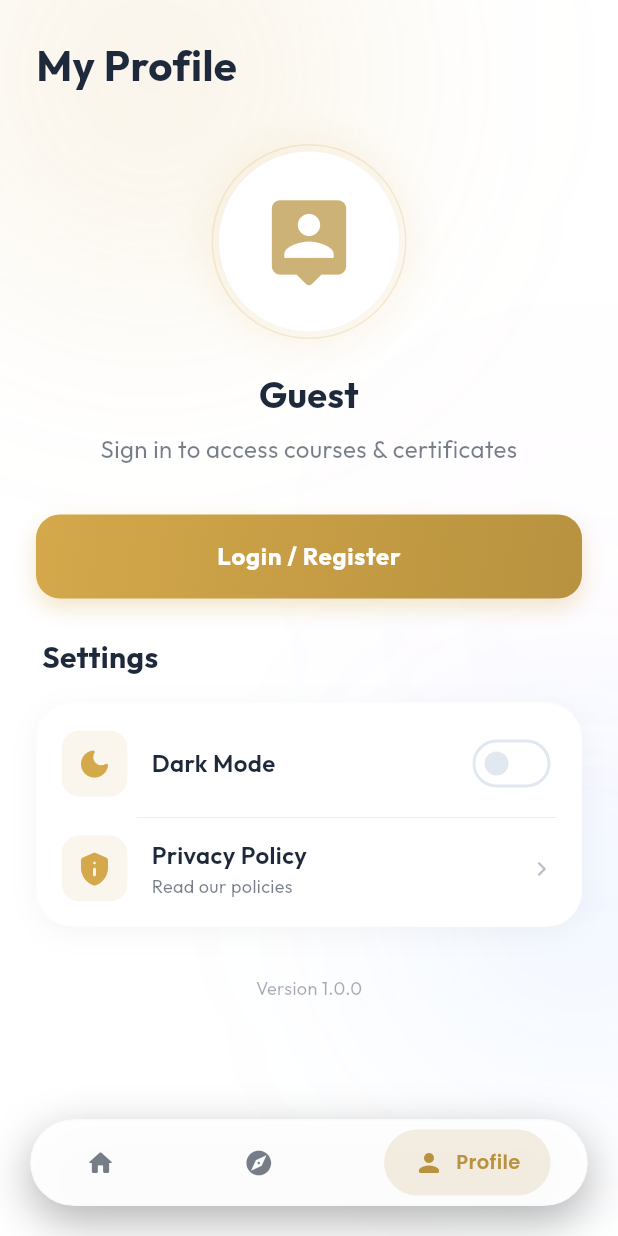
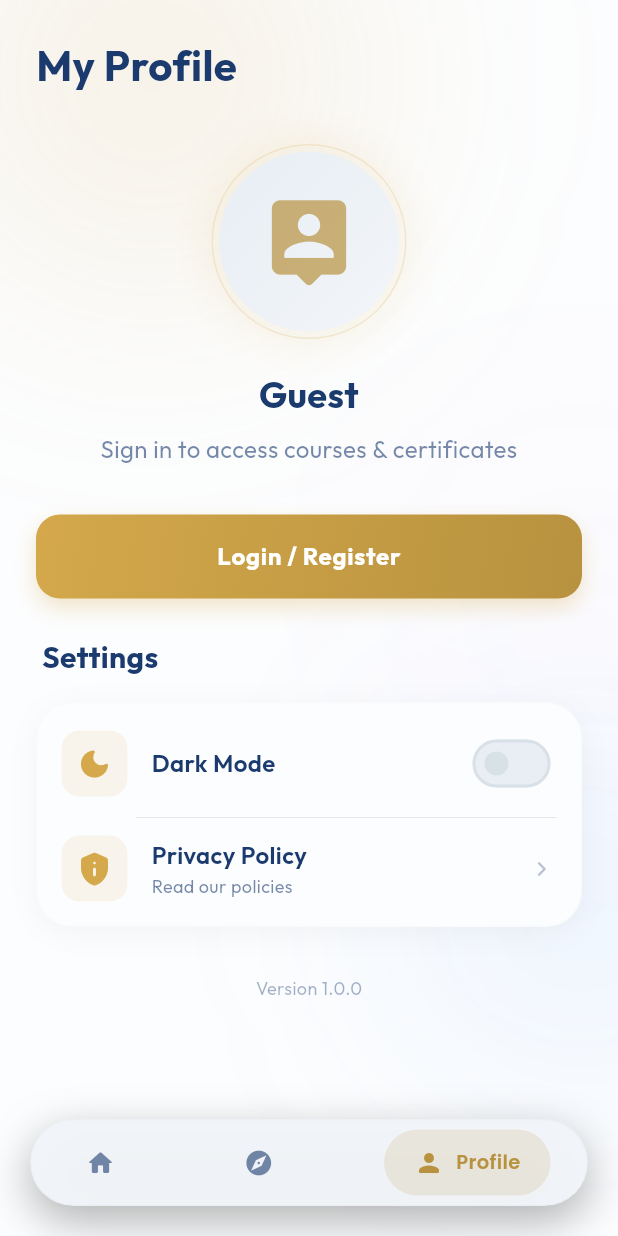
Before and after one commit to BayanMansour01/SparkBit, a Flutter app: the screen it shows after launch, item 3 of the bottom bar chosen, on a phone screen of 412 x 824 dp. Run offline on Flutter 3.47's test engine with Material 3 defaults, Android fonts, the phone set to English and light mode, and no system bars; our stand-ins replace cached_network_image, dartz, device_info_plus, dio, equatable, firebase_core and 18 more; accounts and stored records are empty; generated files the repository leaves out were written again; network calls fail; statements that could not run were skipped; project files that could hold a hidden picture were left out.

Commit message:
style: refine light theme colors for better contrast and eye comfort

```diff
--- a/lib/core/constants/app_colors.dart
+++ b/lib/core/constants/app_colors.dart
@@ -17,21 +17,26 @@ class AppColors {
   static const Color darkTextSecondary = Color(0xFF94A3B8);
   static const Color darkDivider = Color(0xFF334155);
 
-  // Light Theme Colors
+  // Light Theme Colors (Navy-tinted, ultra-soft contrast to remove glare)
   static const Color lightBackground = Color(
-    0xFFEBEFF5,
-  ); // Reduced glare significantly
-  static const Color lightSurface = Color(0xFFFFFFFF);
-  static const Color lightCard = Color(0xFFFFFFFF);
-  static const Color lightText = Color(0xFF1E293B);
-  static const Color lightTextSecondary = Color(0xFF64748B);
-  static const Color lightDivider = Color(0xFFE2E8F0);
+    0xFFF2F5F9,
+  ); // Calming, slightly cool grey/blue bg
+  static const Color lightSurface = Color(
+    0xFFFCFDFE,
+  ); // Dims the pure white glare significantly
+  static const Color lightCard = Color(0xFFFCFDFE);
+  static const Color lightSurfaceHighlight = Color(
+    0xFFE8EEF4,
+  ); // Soft highlight
+  static const Color lightText = Color(0xFF1B3B6F); // Distinct Navy Blue
+  static const Color lightTextSecondary = Color(0xFF5C7294); // Muted Navy Blue
+  static const Color lightDivider = Color(0xFFD9E1E8); // Soft divider color
 
   // Common
   static const Color error = Color(0xFFEF4444);
   static const Color success = Color(0xFF22C55E);
   static const Color white = Color(0xFFFFFFFF);
-  static const Color black = Color(0xFF000000);
+  // static const Color black = Color(0xFF000000);
 
   // Default / Fallback Accessors (Prefer using Theme.of(context))
   static Color get background => lightBackground;
--- a/lib/core/theme/light_theme.dart
+++ b/lib/core/theme/light_theme.dart
@@ -22,15 +22,15 @@ class LightTheme {
         primary: AppColors.primaryDark,
         secondary: AppColors.primary,
         surface: AppColors.lightSurface,
-        surfaceContainerHighest: AppColors.lightCard,
-        surfaceContainer: AppColors.lightSurface,
+        surfaceContainerHighest: AppColors.lightSurfaceHighlight,
+        surfaceContainer: AppColors.lightBackground,
         error: AppColors.error,
         onPrimary: AppColors.white,
         onSecondary: AppColors.white,
         onSurface: AppColors.lightText,
         onError: AppColors.white,
         outline: AppColors.lightDivider,
-        shadow: AppColors.black,
+        shadow: AppColors.darkBackground,
       ),
       appBarTheme: AppBarTheme(
         elevation: 0,
@@ -46,7 +46,7 @@ class LightTheme {
       ),
       cardTheme: CardThemeData(
         elevation: 2,
-        shadowColor: AppColors.black.withValues(alpha: 0.1),
+        shadowColor: AppColors.darkBackground.withValues(alpha: 0.1),
         color: AppColors.lightCard,
         shape: RoundedRectangleBorder(borderRadius: BorderRadius.circular(16)),
       ),
```
